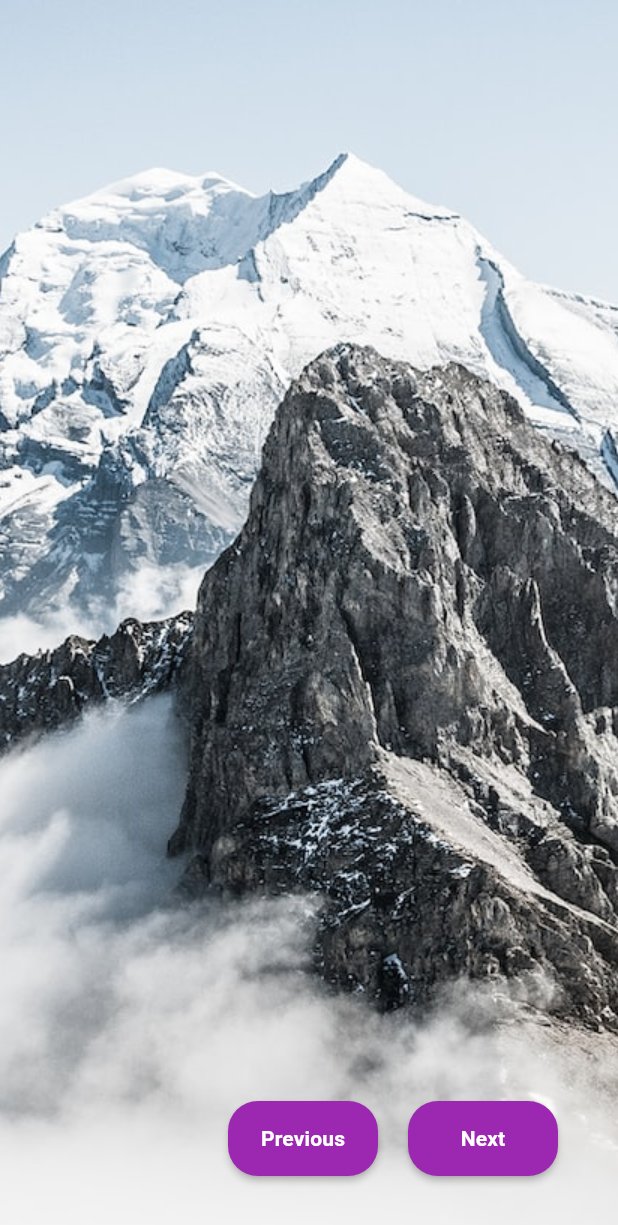
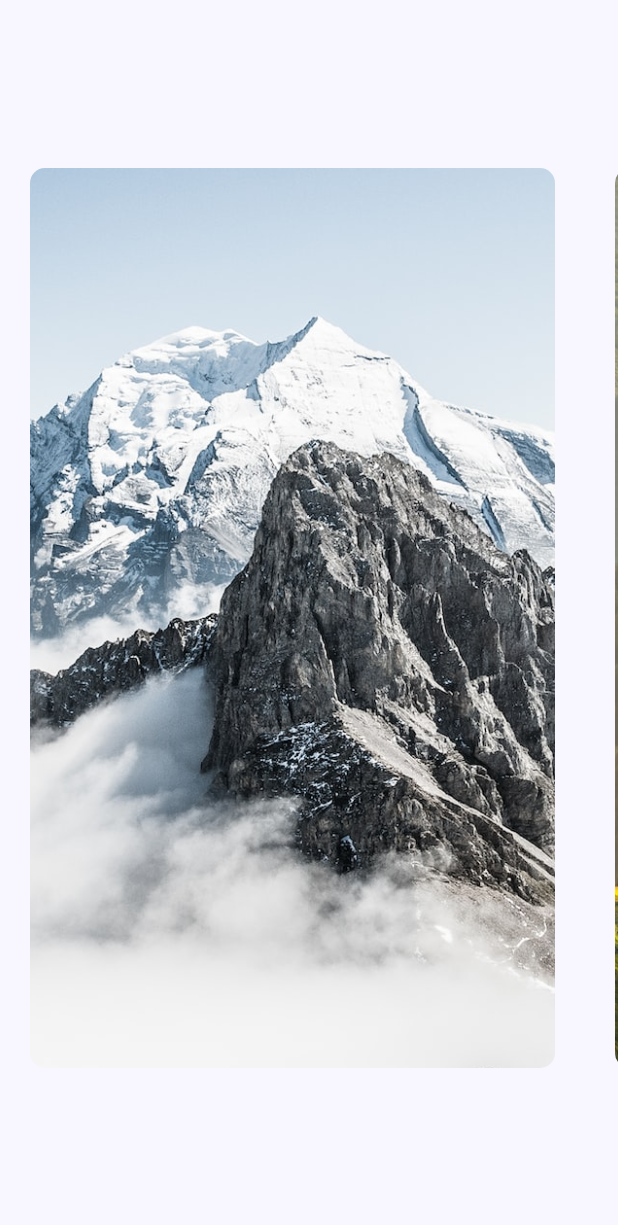
Before and after one commit to imayush-chauhan/flutter_wallpaper_ui, a Flutter app: the screen it shows after launch, on a phone screen of 412 x 824 dp. Shown: the top 1225 px of the screen. Run offline on Flutter 3.47's test engine with Material 2 defaults, Android fonts, the phone set to English and light mode, and no system bars; our stand-ins replace sensors_plus.

Commit message:
parallax

```diff
--- a/lib/main.dart
+++ b/lib/main.dart
@@ -1,5 +1,5 @@
 import 'package:flutter/material.dart';
-import 'package:flutter_main/screen/wallpaper.dart';
+import 'package:flutter_main/screen/parallax_image.dart';
 
 void main() {
   runApp(const MyApp());
@@ -13,11 +13,12 @@ class MyApp extends StatelessWidget {
   Widget build(BuildContext context) {
     return MaterialApp(
       title: 'Wallpaper',
+      debugShowCheckedModeBanner: false,
       theme: ThemeData(
         colorScheme: ColorScheme.fromSeed(seedColor: Colors.deepPurple),
         useMaterial3: true,
       ),
-      home: const ImageCircle(),
+      home: const ParallaxImage(),
     );
   }
 }
--- /dev/null
+++ b/lib/screen/parallax_image.dart
@@ -0,0 +1,85 @@
+import 'package:flutter/material.dart';
+import 'package:sensors_plus/sensors_plus.dart';
+
+class ParallaxImage extends StatefulWidget {
+  const ParallaxImage({Key? key}) : super(key: key);
+
+  @override
+  State<ParallaxImage> createState() => _ParallaxImageState();
+}
+
+class _ParallaxImageState extends State<ParallaxImage> {
+
+  double top = 0;
+  double left = 0;
+
+  @override
+  void initState() {
+    // TODO: implement initState
+    super.initState();
+    getData();
+  }
+
+  List<String> img = [
+    "assets/images/image_1.jpeg",
+    "assets/images/image_2.jpeg",
+    "assets/images/image_3.jpeg",
+    "assets/images/image_4.jpeg",
+    "assets/images/image_5.jpeg",
+  ];
+
+  @override
+  Widget build(BuildContext context) {
+    return Scaffold(
+      backgroundColor: const Color(0xffF8F7FF),
+      body: Center(
+        child: SizedBox(
+          height: 600,
+          child: ListView.builder(
+            itemCount: img.length,
+            scrollDirection: Axis.horizontal,
+            itemBuilder: (context,index){
+              return Padding(
+                padding: const EdgeInsets.symmetric(horizontal: 20),
+                child: ClipRRect(
+                  borderRadius: BorderRadius.circular(10),
+                  child: SizedBox(
+                    width: 350,
+                    child: parallax(index),
+                  ),
+                ),
+              );
+            },
+          ),
+        ),
+      ),
+    );
+  }
+
+  parallax(int inx){
+    return Stack(
+      alignment: Alignment.center,
+      children: [
+        Positioned(
+          top: -50 + top,
+          left: -50 + left,
+          bottom: -50 - top,
+          right: -50 - left,
+          child: Image.asset(
+            img[inx],
+            fit:BoxFit.cover,
+          ),
+        ),
+      ],
+    );
+  }
+
+  getData(){
+    gyroscopeEvents.listen((GyroscopeEvent event) {
+      setState(() {
+        top = top +  event.x*1.5;
+        left = left +  event.y*1.5;
+      });
+    });
+  }
+}
--- a/pubspec.yaml
+++ b/pubspec.yaml
@@ -35,6 +35,7 @@ dependencies:
   # The following adds the Cupertino Icons font to your application.
   # Use with the CupertinoIcons class for iOS style icons.
   cupertino_icons: ^1.0.2
+  sensors_plus:
 
 dev_dependencies:
   flutter_test:
```
Also changed, not shown: pubspec.lock, 6 other files.
